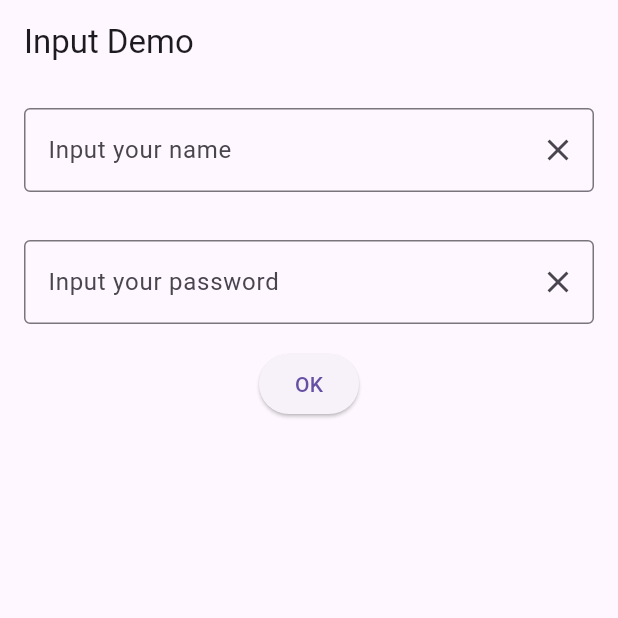
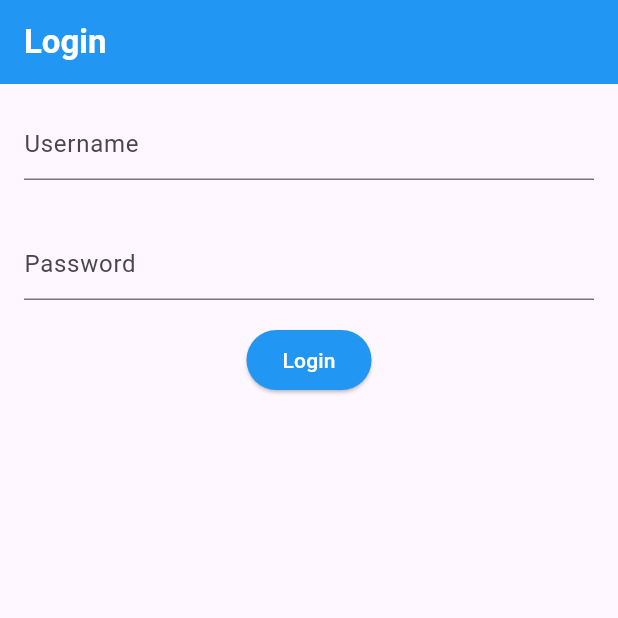
Before and after one commit to noobydev546/moblieapp, a Flutter app: the screen it shows after launch, on a phone screen of 412 x 824 dp, the top half of it. Run offline on Flutter 3.47's test engine with Material 3 defaults, Android fonts, the phone set to English and light mode, and no system bars.

Commit message:
Complete Input feature

```diff
--- a/lib/week01/Input.dart
+++ b/lib/week01/Input.dart
@@ -8,53 +8,68 @@ class InputDemo extends StatefulWidget {
 }
 
 class _InputDemoState extends State<InputDemo> {
-  String message = '';
+  final List<Map<String, String>> users = [
+    {"username": "admin", "password": "1111"},
+    {"username": "test", "password": "2222"},
+  ];
+
+  String username = '';
+  String password = '';
+  String err_msg = '';
+
   TextEditingController tcName = TextEditingController();
   TextEditingController tcPassword = TextEditingController();
 
   void updatemessage() {
     setState(() {
-      message = tcName.text;
+      username = tcName.text;
+      password = tcPassword.text;
+
+      err_msg = "Wrong username or password";
+
+      for (var user in users) {
+        if (user['username'] == username && user['password'] == password) {
+          err_msg = "Welcome $username";
+          break;
+        }
+      }
     });
   }
 
   @override
   Widget build(BuildContext context) {
     return Scaffold(
-      appBar: AppBar(title: Text('Input Demo')),
+      appBar: AppBar(
+        title: Text(
+          'Login',
+          style: TextStyle(color: Colors.white, fontWeight: FontWeight.bold),
+        ),
+        backgroundColor: Colors.blue,
+      ),
       body: Column(
         children: [
           Padding(
             padding: const EdgeInsets.all(16.0),
             child: TextField(
               controller: tcName,
-              decoration: InputDecoration(
-                border: OutlineInputBorder(),
-                labelText: 'Input your name',
-                suffixIcon: IconButton(
-                  onPressed: tcName.clear,
-                  icon: Icon(Icons.clear),
-                ),
-              ),
+              decoration: InputDecoration(hintText: 'Username'),
             ),
           ),
           Padding(
             padding: const EdgeInsets.all(16.0),
             child: TextField(
-              controller: tcName,
-              decoration: InputDecoration(
-                border: OutlineInputBorder(),
-                labelText: 'Input your password',
-                suffixIcon: IconButton(
-                  onPressed: tcPassword.clear,
-                  icon: Icon(Icons.clear),
-                ),
-              ),
+              controller: tcPassword,
+              obscureText: true,
+              decoration: InputDecoration(hintText: 'Password'),
             ),
           ),
-          ElevatedButton(onPressed: updatemessage, child: Text('OK')),
+          ElevatedButton(
+            onPressed: updatemessage,
+            style: ElevatedButton.styleFrom(backgroundColor: Colors.blue),
+            child: Text('Login', style: TextStyle(color: Colors.white)),
+          ),
           SizedBox(height: 16),
-          Text(message),
+          Text(err_msg, style: TextStyle(color: Colors.red)),
         ],
       ),
     );
```
